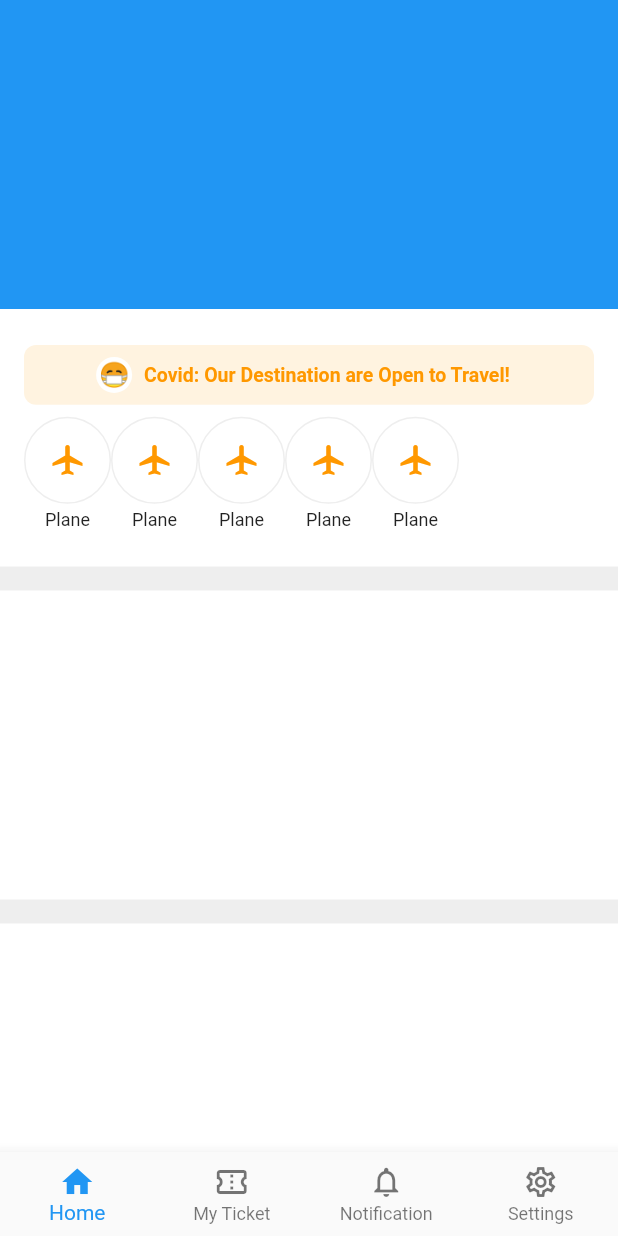
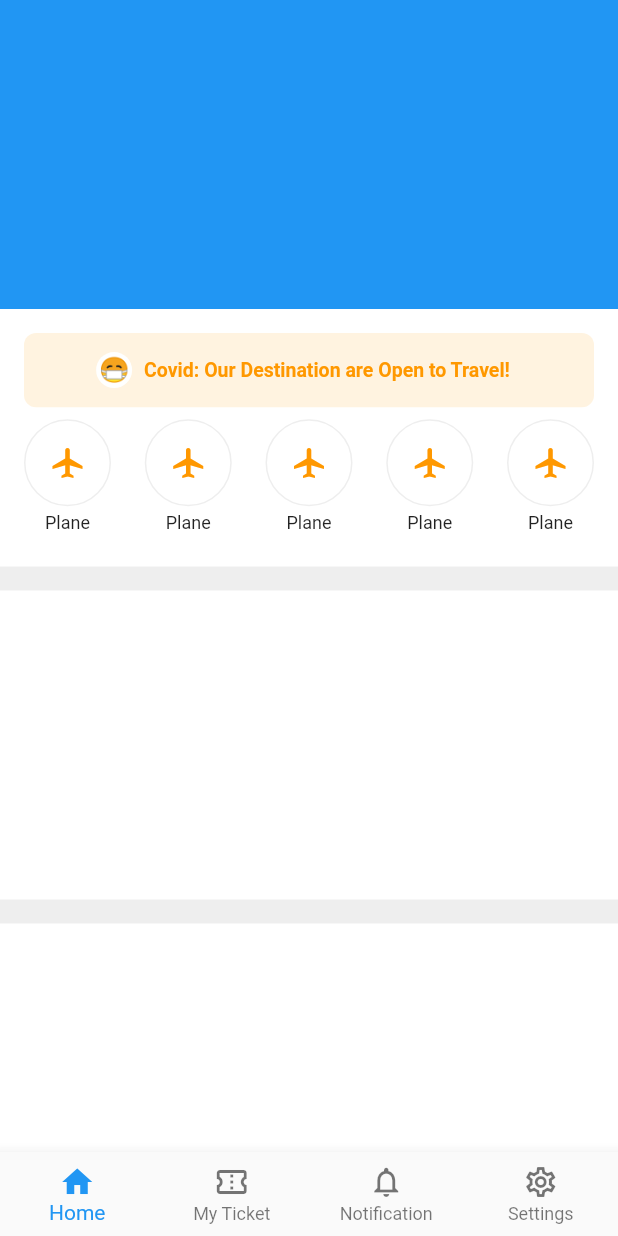
Before and after one commit to JAICHANGPARK/flutter_notebook_11th_story, a Flutter app: the screen it shows after launch, on a phone screen of 412 x 824 dp. Run offline on Flutter 3.47's test engine with Material 2 defaults, Android fonts, the phone set to English and light mode, and no system bars; our stand-ins replace backdrop, badges, flutter_inner_drawer, flutter_slidable, google_fonts.

Commit message:
Update ticket_booking_home_page.dart

```diff
--- a/lib/ep710_ticket_booking_app/ticket_booking_home_page.dart
+++ b/lib/ep710_ticket_booking_app/ticket_booking_home_page.dart
@@ -24,7 +24,7 @@ class _TicketBookingHomePageState extends State<TicketBookingHomePage> {
               Container(
                 height: MediaQuery.of(context).size.height / 4.8,
                 decoration: BoxDecoration(color: Colors.white),
-                padding: EdgeInsets.all(16),
+                padding: EdgeInsets.only(left: 16, right: 16, top: 8),
                 child: Column(
                   children: [
                     Expanded(
@@ -56,6 +56,7 @@ class _TicketBookingHomePageState extends State<TicketBookingHomePage> {
                           ),
                         )),
                     Expanded(flex: 3, child: Row(
+                      mainAxisAlignment: MainAxisAlignment.spaceBetween,
                       children: [
                         Column(
                           children: [
```
